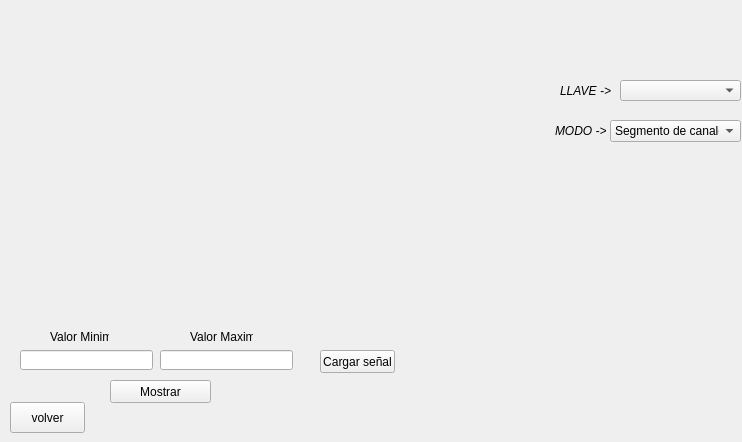
Above: mats.ui from aniiiitaaaa22/entregable3 before the change. Below: the same form after it.
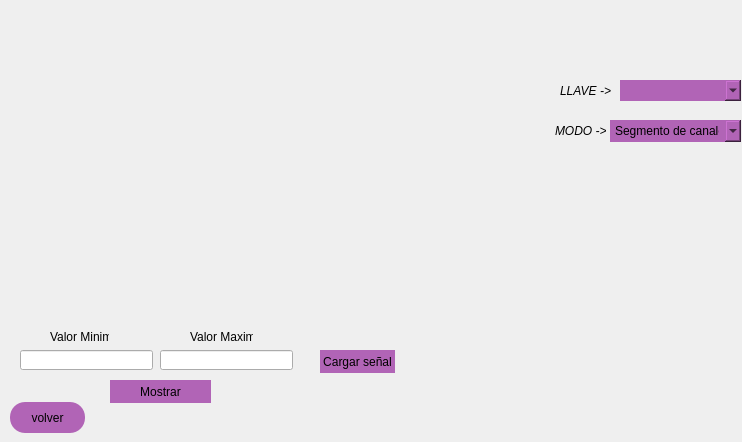
That is the form after the change. Icons and pictures are not drawn.

Patch:
```diff
--- a/mats.ui
+++ b/mats.ui
@@ -50,6 +50,13 @@
      <height>21</height>
     </rect>
    </property>
+   <property name="styleSheet">
+    <string notr="true">QComboBox#llave{
+background-color: rgb(177, 100, 182);
+font: 14pt &quot;Comic Sans MS&quot;;
+border-radius: 15px;
+}</string>
+   </property>
   </widget>
   <widget class="QLabel" name="label">
    <property name="geometry">
@@ -80,6 +87,13 @@
      <height>31</height>
     </rect>
    </property>
+   <property name="styleSheet">
+    <string notr="true">QPushButton#salir{
+background-color: rgb(177, 100, 182);
+font: 14pt &quot;Comic Sans MS&quot;;
+border-radius: 15px;
+}</string>
+   </property>
    <property name="text">
     <string>volver</string>
    </property>
@@ -113,6 +127,13 @@
      <height>22</height>
     </rect>
    </property>
+   <property name="styleSheet">
+    <string notr="true">QComboBox#modo_grafica{
+background-color: rgb(177, 100, 182);
+font: 8pt &quot;Comic Sans MS&quot;;
+border-radius: 15px;
+}</string>
+   </property>
    <item>
     <property name="text">
      <string>Segmento de canales</string>
@@ -159,6 +180,13 @@
      <height>23</height>
     </rect>
    </property>
+   <property name="styleSheet">
+    <string notr="true">QPushButton#mostrar{
+background-color: rgb(177, 100, 182);
+font: 14pt &quot;Comic Sans MS&quot;;
+border-radius: 15px;
+}</string>
+   </property>
    <property name="text">
     <string>Mostrar</string>
    </property>
@@ -211,6 +239,13 @@
      <height>23</height>
     </rect>
    </property>
+   <property name="styleSheet">
+    <string notr="true">QPushButton#boton_cargar{
+background-color: rgb(177, 100, 182);
+font: 8pt &quot;Comic Sans MS&quot;;
+border-radius: 15px;
+}</string>
+   </property>
    <property name="text">
     <string>Cargar señal</string>
    </property>
```
